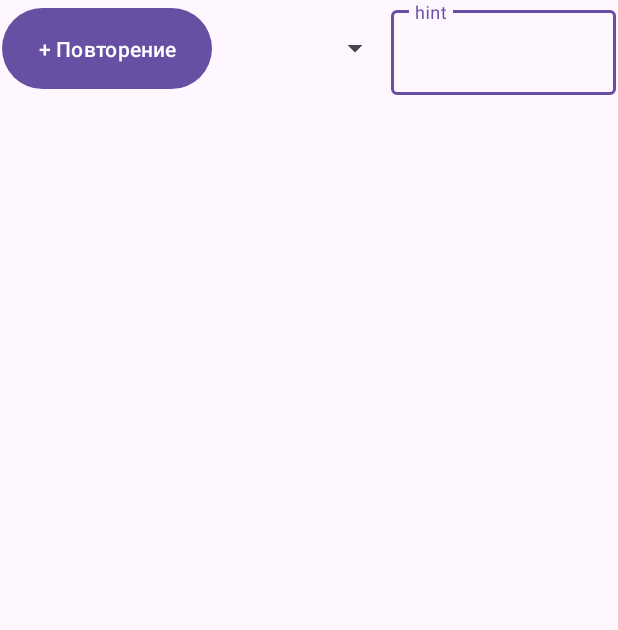
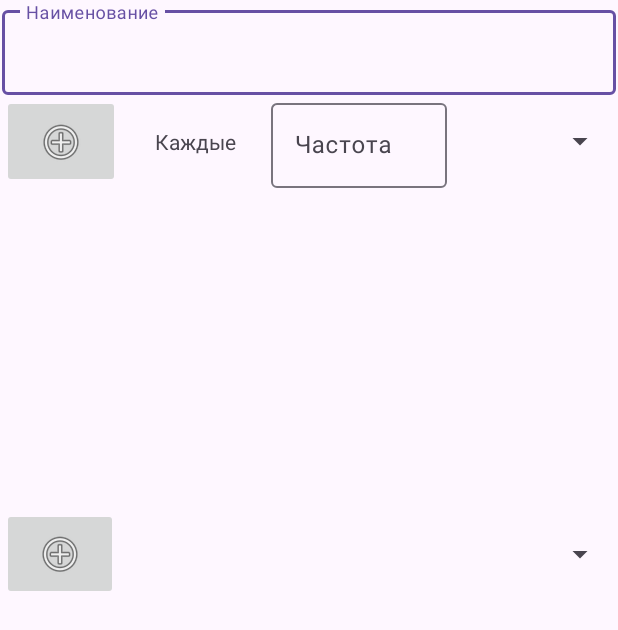
Before and after one commit to NekichNet/GymCycle, an Android app: the layout activity_day_editing.xml on its own in the app's theme, with its tools: preview values and no code run, on a phone screen of 412 x 824 dp. Shown: the top 630 px of the screen. Run offline under Robolectric (Android 15) with nearby library versions, the phone set to English and light mode, and no system bars.

Commit message:
31_03 progression

```diff
--- a/app/src/main/res/layout/activity_day_editing.xml
+++ b/app/src/main/res/layout/activity_day_editing.xml
@@ -18,34 +18,103 @@
             android:layout_height="wrap_content"
             android:orientation="vertical" >
 
+            <com.google.android.material.textfield.TextInputLayout
+                android:id="@+id/dayTitleInput"
+                android:layout_width="match_parent"
+                android:layout_height="match_parent">
+
+                <com.google.android.material.textfield.TextInputEditText
+                    android:layout_width="match_parent"
+                    android:layout_height="wrap_content"
+                    android:hint="@string/dayTitleInputText" />
+            </com.google.android.material.textfield.TextInputLayout>
+
             <LinearLayout
+                android:id="@+id/repeationLayout"
                 android:layout_width="match_parent"
                 android:layout_height="match_parent"
                 android:orientation="horizontal">
 
-                <Button
-                    android:id="@+id/newRepeatButton"
+                <ImageButton
+                    android:id="@+id/addExerciseButton"
+                    android:layout_width="115dp"
+                    android:layout_height="match_parent"
+                    android:layout_weight="1"
+                    app:srcCompat="@android:drawable/ic_menu_add" />
+
+                <TextView
+                    android:id="@+id/textView"
+                    android:layout_width="137dp"
+                    android:layout_height="match_parent"
+                    android:layout_weight="1"
+                    android:gravity="center"
+                    android:text="@string/everyLabel"
+                    android:textAlignment="center"
+                    android:textIsSelectable="false" />
+
+                <com.google.android.material.textfield.TextInputLayout
+                    android:id="@+id/repeatInput"
                     android:layout_width="wrap_content"
-                    android:layout_height="match_parent"
-                    android:text="@string/newRepeatButtonText" />
+                    android:layout_height="match_parent">
+
+                    <com.google.android.material.textfield.TextInputEditText
+                        android:id="@+id/repeatInput"
+                        android:layout_width="117dp"
+                        android:layout_height="match_parent"
+                        android:hint="@string/repeatInputText"
+                        android:inputType="number|numberDecimal" />
+                </com.google.android.material.textfield.TextInputLayout>
 
                 <Spinner
                     android:id="@+id/measurmentList"
-                    android:layout_width="match_parent"
+                    android:layout_width="150dp"
                     android:layout_height="match_parent"
                     android:layout_weight="1" />
 
-                <com.google.android.material.textfield.TextInputLayout
-                    android:layout_width="150dp"
-                    android:layout_height="match_parent">
+            </LinearLayout>
 
-                    <com.google.android.material.textfield.TextInputEditText
-                        android:layout_width="match_parent"
-                        android:layout_height="match_parent"
-                        android:hint="hint" />
-                </com.google.android.material.textfield.TextInputLayout>
+            <ScrollView
+                android:id="@+id/dayRepetionList"
+                android:layout_width="match_parent"
+                android:layout_height="213dp">
+
+                <LinearLayout
+                    android:layout_width="match_parent"
+                    android:layout_height="wrap_content"
+                    android:orientation="vertical" />
+            </ScrollView>
+
+            <LinearLayout
+                android:id="@+id/exerciseLayout"
+                android:layout_width="match_parent"
+                android:layout_height="61dp"
+                android:orientation="horizontal">
+
+                <ImageButton
+                    android:id="@+id/addExerciseButton"
+                    android:layout_width="19dp"
+                    android:layout_height="match_parent"
+                    android:layout_weight="1"
+                    app:srcCompat="@android:drawable/ic_menu_add" />
+
+                <Spinner
+                    android:id="@+id/measurmentList"
+                    android:layout_width="273dp"
+                    android:layout_height="match_parent"
+                    android:layout_weight="1" />
 
             </LinearLayout>
+
+            <ScrollView
+                android:id="@+id/dayExercisesList"
+                android:layout_width="match_parent"
+                android:layout_height="match_parent">
+
+                <LinearLayout
+                    android:layout_width="match_parent"
+                    android:layout_height="wrap_content"
+                    android:orientation="vertical" />
+            </ScrollView>
 
         </LinearLayout>
     </ScrollView>
--- a/app/src/main/res/layout/activity_main.xml
+++ b/app/src/main/res/layout/activity_main.xml
@@ -43,6 +43,12 @@
         app:layout_constraintVertical_bias="0.0">
 
         <ImageButton
+            android:id="@+id/exerciseButton"
+            android:layout_width="match_parent"
+            android:layout_height="wrap_content"
+            app:srcCompat="@android:drawable/ic_menu_add" />
+
+        <ImageButton
             android:id="@+id/daysButton"
             android:layout_width="match_parent"
             android:layout_height="wrap_content"
--- a/app/src/main/res/values/ru_lang.xml
+++ b/app/src/main/res/values/ru_lang.xml
@@ -3,4 +3,6 @@
     <string name="newDayButtonText">+ День тренировок</string>
     <string name="newWeekButtonText">+ Неделя тренировок</string>
     <string name="newRepeatButtonText">+ Повторение</string>
+    <string name="repeatInputText">Частота</string>
+    <string name="everyLabel">Каждые</string>
 </resources>
--- a/app/src/main/res/values/strings.xml
+++ b/app/src/main/res/values/strings.xml
@@ -1,3 +1,5 @@
 <resources>
     <string name="app_name">GymCycle</string>
+    <string name="dayTitleInputText">Наименование</string>
+    <string name="dayDescriptionInputText">Полное описание</string>
 </resources>
```
